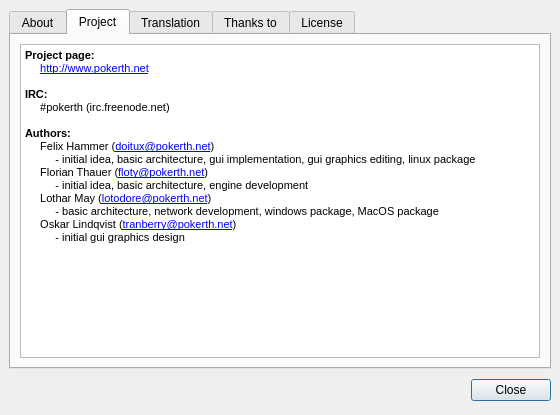
Old version of the form src/gui/qt/aboutpokerth.ui in the repository pokerth/pokerth.
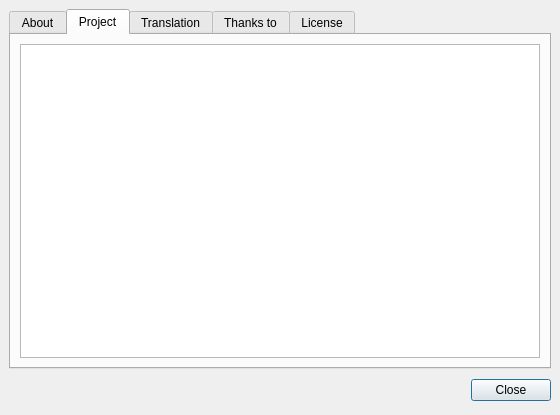
New version of the form. The open tabs and pages were chosen to show the change.

Commit message: fixing about dialog for android

Diff of the .ui file:
```diff
--- a/src/gui/qt/aboutpokerth.ui
+++ b/src/gui/qt/aboutpokerth.ui
@@ -131,24 +131,7 @@
 &lt;html&gt;&lt;head&gt;&lt;meta name=&quot;qrichtext&quot; content=&quot;1&quot; /&gt;&lt;style type=&quot;text/css&quot;&gt;
 p, li { white-space: pre-wrap; }
 &lt;/style&gt;&lt;/head&gt;&lt;body style=&quot; font-family:'Nimbus Sans L'; font-size:9pt; font-weight:400; font-style:normal;&quot;&gt;
-&lt;table border=&quot;0&quot; style=&quot;-qt-table-type: root; margin-top:4px; margin-bottom:4px; margin-left:4px; margin-right:4px;&quot;&gt;
-&lt;tr&gt;
-&lt;td style=&quot;border: none;&quot;&gt;
-&lt;p style=&quot; margin-top:0px; margin-bottom:0px; margin-left:0px; margin-right:0px; -qt-block-indent:0; text-indent:0px;&quot;&gt;&lt;span style=&quot; font-size:8pt; font-weight:600;&quot;&gt;Project page: &lt;/span&gt;&lt;/p&gt;
-&lt;p style=&quot; margin-top:0px; margin-bottom:0px; margin-left:0px; margin-right:0px; -qt-block-indent:0; text-indent:0px;&quot;&gt;&lt;span style=&quot; font-size:8pt;&quot;&gt;     &lt;/span&gt;&lt;a href=&quot;http://www.pokerth.net&quot;&gt;&lt;span style=&quot; font-size:8pt; text-decoration: underline; color:#0000ff;&quot;&gt;http://www.pokerth.net&lt;/span&gt;&lt;/a&gt;&lt;/p&gt;
-&lt;p style=&quot;-qt-paragraph-type:empty; margin-top:0px; margin-bottom:0px; margin-left:0px; margin-right:0px; -qt-block-indent:0; text-indent:0px; font-size:8pt;&quot;&gt;&lt;/p&gt;
-&lt;p style=&quot; margin-top:0px; margin-bottom:0px; margin-left:0px; margin-right:0px; -qt-block-indent:0; text-indent:0px;&quot;&gt;&lt;span style=&quot; font-size:8pt; font-weight:600;&quot;&gt;IRC: &lt;/span&gt;&lt;/p&gt;
-&lt;p style=&quot; margin-top:0px; margin-bottom:0px; margin-left:0px; margin-right:0px; -qt-block-indent:0; text-indent:0px;&quot;&gt;&lt;span style=&quot; font-size:8pt;&quot;&gt;     #pokerth (irc.freenode.net)&lt;/span&gt;&lt;/p&gt;
-&lt;p style=&quot;-qt-paragraph-type:empty; margin-top:0px; margin-bottom:0px; margin-left:0px; margin-right:0px; -qt-block-indent:0; text-indent:0px; font-size:8pt;&quot;&gt;&lt;/p&gt;
-&lt;p style=&quot; margin-top:0px; margin-bottom:0px; margin-left:0px; margin-right:0px; -qt-block-indent:0; text-indent:0px;&quot;&gt;&lt;span style=&quot; font-size:8pt; font-weight:600;&quot;&gt;Authors: &lt;/span&gt;&lt;/p&gt;
-&lt;p style=&quot; margin-top:0px; margin-bottom:0px; margin-left:0px; margin-right:0px; -qt-block-indent:0; text-indent:0px;&quot;&gt;&lt;span style=&quot; font-size:8pt;&quot;&gt;     Felix Hammer (&lt;/span&gt;&lt;a href=&quot;mailto:doitux@pokerth.net&quot;&gt;&lt;span style=&quot; font-size:8pt; text-decoration: underline; color:#0000ff;&quot;&gt;doitux@pokerth.net&lt;/span&gt;&lt;/a&gt;&lt;span style=&quot; font-size:8pt;&quot;&gt;)&lt;/span&gt;&lt;/p&gt;
-&lt;p style=&quot; margin-top:0px; margin-bottom:0px; margin-left:0px; margin-right:0px; -qt-block-indent:0; text-indent:0px;&quot;&gt;&lt;span style=&quot; font-size:8pt;&quot;&gt;          - initial idea, basic architecture, gui implementation, gui graphics editing, linux package&lt;/span&gt;&lt;/p&gt;
-&lt;p style=&quot; margin-top:0px; margin-bottom:0px; margin-left:0px; margin-right:0px; -qt-block-indent:0; text-indent:0px;&quot;&gt;&lt;span style=&quot; font-size:8pt;&quot;&gt;     Florian Thauer (&lt;/span&gt;&lt;a href=&quot;mailto:floty@pokerth.net&quot;&gt;&lt;span style=&quot; font-size:8pt; text-decoration: underline; color:#0000ff;&quot;&gt;floty@pokerth.net&lt;/span&gt;&lt;/a&gt;&lt;span style=&quot; font-size:8pt;&quot;&gt;)&lt;/span&gt;&lt;/p&gt;
-&lt;p style=&quot; margin-top:0px; margin-bottom:0px; margin-left:0px; margin-right:0px; -qt-block-indent:0; text-indent:0px;&quot;&gt;&lt;span style=&quot; font-size:8pt;&quot;&gt;          - initial idea, basic architecture, engine development&lt;/span&gt;&lt;/p&gt;
-&lt;p style=&quot; margin-top:0px; margin-bottom:0px; margin-left:0px; margin-right:0px; -qt-block-indent:0; text-indent:0px;&quot;&gt;&lt;span style=&quot; font-size:8pt;&quot;&gt;     Lothar May (&lt;/span&gt;&lt;a href=&quot;mailto:lotodore@pokerth.net&quot;&gt;&lt;span style=&quot; font-size:8pt; text-decoration: underline; color:#0000ff;&quot;&gt;lotodore@pokerth.net&lt;/span&gt;&lt;/a&gt;&lt;span style=&quot; font-size:8pt;&quot;&gt;)&lt;/span&gt;&lt;/p&gt;
-&lt;p style=&quot; margin-top:0px; margin-bottom:0px; margin-left:0px; margin-right:0px; -qt-block-indent:0; text-indent:0px;&quot;&gt;&lt;span style=&quot; font-size:8pt;&quot;&gt;          - basic architecture, network development, windows package, MacOS package&lt;/span&gt;&lt;/p&gt;
-&lt;p style=&quot; margin-top:0px; margin-bottom:0px; margin-left:0px; margin-right:0px; -qt-block-indent:0; text-indent:0px;&quot;&gt;&lt;span style=&quot; font-size:8pt;&quot;&gt;     Oskar Lindqvist (&lt;/span&gt;&lt;a href=&quot;mailto:tranberry@pokerth.net&quot;&gt;&lt;span style=&quot; font-size:8pt; text-decoration: underline; color:#0000ff;&quot;&gt;tranberry@pokerth.net&lt;/span&gt;&lt;/a&gt;&lt;span style=&quot; font-size:8pt;&quot;&gt;)&lt;/span&gt;&lt;/p&gt;
-&lt;p style=&quot; margin-top:0px; margin-bottom:0px; margin-left:0px; margin-right:0px; -qt-block-indent:0; text-indent:0px;&quot;&gt;&lt;span style=&quot; font-size:8pt;&quot;&gt;          - initial gui graphics design&lt;/span&gt;&lt;/p&gt;&lt;/td&gt;&lt;/tr&gt;&lt;/table&gt;&lt;/body&gt;&lt;/html&gt;</string>
+&lt;p style=&quot;-qt-paragraph-type:empty; margin-top:0px; margin-bottom:0px; margin-left:0px; margin-right:0px; -qt-block-indent:0; text-indent:0px;&quot;&gt;&lt;/p&gt;&lt;/body&gt;&lt;/html&gt;</string>
          </property>
          <property name="openExternalLinks">
           <bool>true</bool>
```
Left out of the diff: 17 changed lines with no effect on the pictures. The commit also changes 7 other files.
